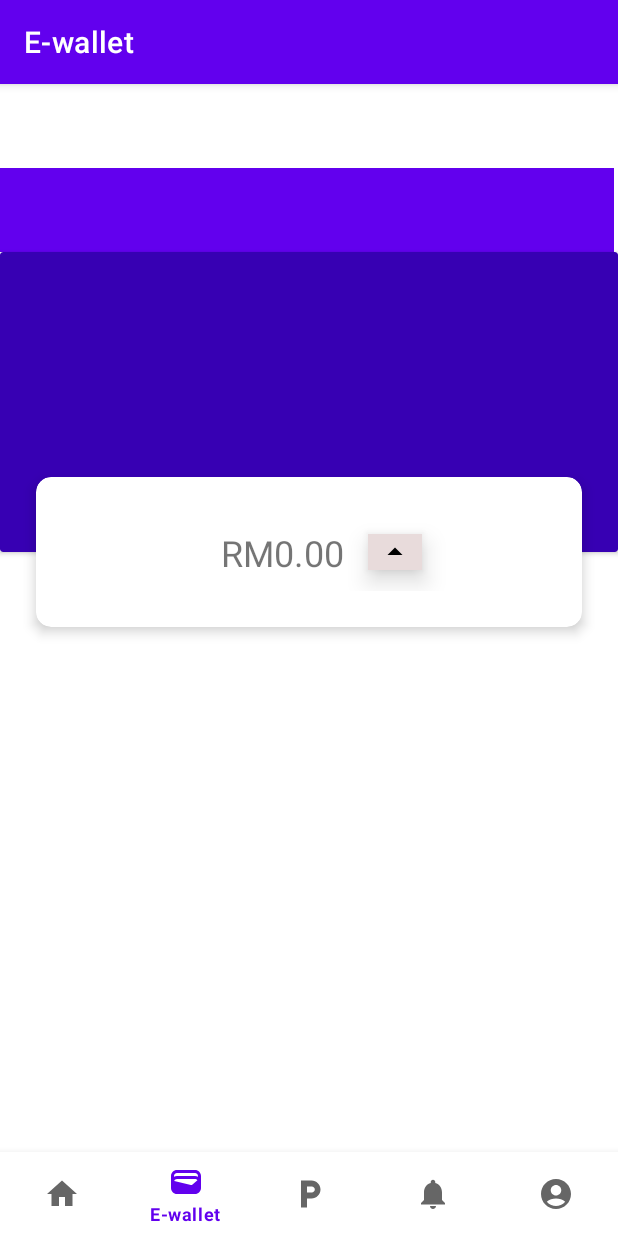
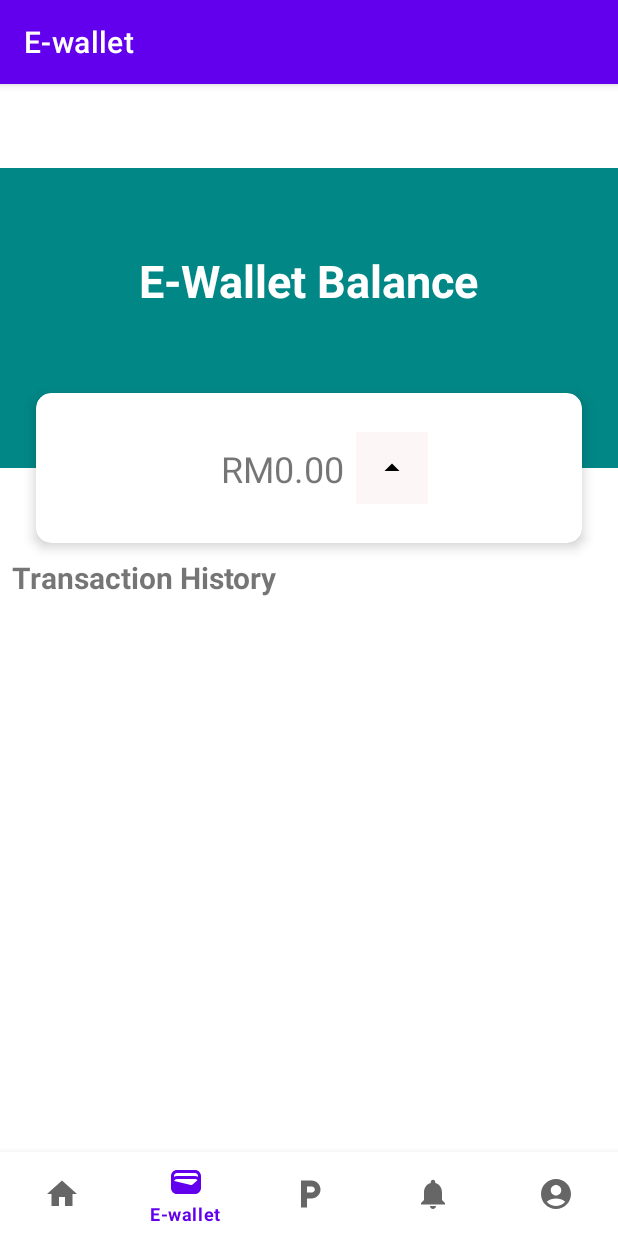
Before and after one commit to roshanlau/ParkEase, an Android app: the EwalletFragment screen opened through its navigation route, on a phone screen of 412 x 824 dp. Run offline under Robolectric (Android 15) with nearby library versions, the phone set to English and light mode, and no system bars; our stand-ins replace Firebase (no records; nobody signed in at launch, a user with empty details on screens opened directly), navigation-ui; 3 statements that could not run were skipped.

Commit message:
update ewallet

```diff
--- a/app/src/main/AndroidManifest.xml
+++ b/app/src/main/AndroidManifest.xml
@@ -12,6 +12,9 @@
         android:supportsRtl="true"
         android:theme="@style/Theme.ParkEase"
         tools:targetApi="31">
+        <activity
+            android:name=".ui.TopUpDetailsActivity"
+            android:exported="false" />
         <activity
             android:name=".ui.SignupActivity"
             android:exported="false" />
--- /dev/null
+++ b/app/src/main/java/com/example/parkease/ui/TopUpDetailsActivity.java
@@ -0,0 +1,16 @@
+package com.example.parkease.ui;
+
+import androidx.appcompat.app.AppCompatActivity;
+
+import android.os.Bundle;
+
+import com.example.parkease.R;
+
+public class TopUpDetailsActivity extends AppCompatActivity {
+
+    @Override
+    protected void onCreate(Bundle savedInstanceState) {
+        super.onCreate(savedInstanceState);
+        setContentView(R.layout.activity_top_up_details);
+    }
+}
--- a/app/src/main/java/com/example/parkease/ui/ewallet/EwalletFragment.java
+++ b/app/src/main/java/com/example/parkease/ui/ewallet/EwalletFragment.java
@@ -1,7 +1,9 @@
 package com.example.parkease.ui.ewallet;
 
+import androidx.lifecycle.Observer;
 import androidx.lifecycle.ViewModelProvider;
 
+import android.content.Intent;
 import android.os.Bundle;
 
 import androidx.annotation.NonNull;
@@ -11,15 +13,37 @@ import androidx.fragment.app.Fragment;
 import android.view.LayoutInflater;
 import android.view.View;
 import android.view.ViewGroup;
+import android.widget.ArrayAdapter;
+import android.widget.ImageButton;
+import android.widget.ListView;
+import android.widget.TextView;
+import android.widget.Toast;
 
 import com.example.parkease.R;
 import com.example.parkease.databinding.FragmentEwalletBinding;
+import com.example.parkease.object.Transaction;
+import com.example.parkease.ui.TopUpDetailsActivity;
+import com.google.android.gms.tasks.OnCompleteListener;
+import com.google.android.gms.tasks.Task;
+import com.google.firebase.database.DataSnapshot;
+import com.google.firebase.database.DatabaseReference;
+import com.google.firebase.database.FirebaseDatabase;
+
+import java.util.List;
 
 public class EwalletFragment extends Fragment {
+    View root;
+    ListView listview;
+
+    TextView tvBalance;
+    ImageButton btnTopUp;
+    double currentBalance;
+
+    DatabaseReference databaseUsers = FirebaseDatabase.getInstance("https://parkease-1a60f-default-rtdb.firebaseio.com/").getReference("users");
 
     private FragmentEwalletBinding binding;
     private EwalletViewModel mViewModel;
-
+    private ArrayAdapter<String> adapter;
     public static EwalletFragment newInstance() {
         return new EwalletFragment();
     }
@@ -31,8 +55,40 @@ public class EwalletFragment extends Fragment {
 
 
         binding = FragmentEwalletBinding.inflate(inflater, container, false);
-        View root = binding.getRoot();
+        root = binding.getRoot();
 
+        loadListView();
+
+        ewalletViewModel.getTransactions().observe(getViewLifecycleOwner(), new Observer<List<Transaction>>() {
+            @Override
+            public void onChanged(List<Transaction> transactions) {
+                for (Transaction transaction: transactions)
+                    adapter.insert(transaction.getTransactionType() + "\n" + transaction.getTransactionAmount() + "\n" + transaction.getTransactionTime(), 0);
+            }
+        });
+
+        String currentUser = ewalletViewModel.getCurrentUserID();
+
+        databaseUsers.child(currentUser).child("userBalance").get().addOnCompleteListener(new OnCompleteListener<DataSnapshot>() {
+            @Override
+            public void onComplete(@NonNull Task<DataSnapshot> task) {
+                if (task.isSuccessful()) {
+                    String userBalance = task.getResult().getValue(String.class);
+                    currentBalance = Double.parseDouble(userBalance);
+                    tvBalance.setText(String.format("%.2f", currentBalance));
+                } else {
+                    Toast.makeText(getActivity(), "Failed to fetch user balance", Toast.LENGTH_SHORT).show();
+                }
+            }
+        });
+
+        btnTopUp.setOnClickListener(new View.OnClickListener() {
+            @Override
+            public void onClick(View v) {
+                Intent intent = new Intent(getActivity(), TopUpDetailsActivity.class);
+                startActivity(intent);
+            }
+        });
 
         return root;
     }
@@ -43,5 +99,10 @@ public class EwalletFragment extends Fragment {
         binding = null;
     }
 
+    private void loadListView() {
+        listview = root.findViewById(R.id.lv_ewallet_transaction);
+        adapter = new ArrayAdapter<String>(getContext(), android.R.layout.simple_list_item_1, android.R.id.text1);
+        listview.setAdapter(adapter);
+    }
 
 }
--- a/app/src/main/java/com/example/parkease/ui/ewallet/EwalletViewModel.java
+++ b/app/src/main/java/com/example/parkease/ui/ewallet/EwalletViewModel.java
@@ -1,19 +1,69 @@
 package com.example.parkease.ui.ewallet;
 
+import android.widget.Toast;
+
+import androidx.annotation.NonNull;
+import androidx.lifecycle.MutableLiveData;
 import androidx.lifecycle.ViewModel;
 
+import com.example.parkease.object.Transaction;
+import com.google.android.gms.tasks.OnCompleteListener;
+import com.google.android.gms.tasks.Task;
 import com.google.firebase.auth.FirebaseAuth;
+import com.google.firebase.database.DataSnapshot;
+import com.google.firebase.database.DatabaseError;
 import com.google.firebase.database.DatabaseReference;
 import com.google.firebase.database.FirebaseDatabase;
+import com.google.firebase.database.Query;
+import com.google.firebase.database.ValueEventListener;
+
+import java.util.ArrayList;
+import java.util.List;
 
 public class EwalletViewModel extends ViewModel {
+    private final MutableLiveData<List<com.example.parkease.object.Transaction>> transactions = new MutableLiveData<List<com.example.parkease.object.Transaction>>();
+    private final MutableLiveData<String> userBalance = new MutableLiveData<>();
     // TODO: Implement the ViewModel
     DatabaseReference databaseUsers = FirebaseDatabase.getInstance("https://parkease-1a60f-default-rtdb.firebaseio.com/").getReference("users");
+
+    Query query = FirebaseDatabase.getInstance()
+            .getReference("transactions")
+            .orderByChild("userId")
+            .equalTo(getCurrentUserID());
+
     public EwalletViewModel(){
 
     }
 
+    public MutableLiveData<List<Transaction>> getTransactions(){
+        if(transactions.getValue() == null){
+            query.addValueEventListener(new ValueEventListener() {
+                @Override
+                public void onDataChange(@NonNull DataSnapshot snapshot) {
+                    if (snapshot.exists()) {
+                        List<com.example.parkease.object.Transaction> tempTransactionList = new ArrayList<>();
+                        for (DataSnapshot transactionDataSnapshot : snapshot.getChildren()){
+                            com.example.parkease.object.Transaction transaction = transactionDataSnapshot.getValue(com.example.parkease.object.Transaction.class);
+                            tempTransactionList.add(0, transaction);
+                        }
+                        transactions.postValue(tempTransactionList);
+                    }
+                }
+
+                @Override
+                public void onCancelled(@NonNull DatabaseError error) {
+
+                }
+            });
+        }
+
+        return transactions;
+    }
+
+
     public String getCurrentUserID(){
         return FirebaseAuth.getInstance().getCurrentUser().getUid();
     }
+
+
 }
--- /dev/null
+++ b/app/src/main/res/layout/activity_top_up_details.xml
@@ -0,0 +1,9 @@
+<?xml version="1.0" encoding="utf-8"?>
+<androidx.constraintlayout.widget.ConstraintLayout xmlns:android="http://schemas.android.com/apk/res/android"
+    xmlns:app="http://schemas.android.com/apk/res-auto"
+    xmlns:tools="http://schemas.android.com/tools"
+    android:layout_width="match_parent"
+    android:layout_height="match_parent"
+    tools:context=".ui.TopUpDetailsActivity">
+
+</androidx.constraintlayout.widget.ConstraintLayout>
--- a/app/src/main/res/layout/fragment_ewallet.xml
+++ b/app/src/main/res/layout/fragment_ewallet.xml
@@ -7,40 +7,18 @@
     android:layout_height="match_parent"
     tools:context=".ui.ewallet.EwalletFragment">
 
-    <androidx.appcompat.widget.Toolbar
-        android:id="@+id/toolbar"
-        android:layout_width="409dp"
-        android:layout_height="wrap_content"
-        android:background="?attr/colorPrimary"
-        android:minHeight="?attr/actionBarSize"
-        android:theme="?attr/actionBarTheme"
+    <View
+        android:id="@+id/ewallet_view1"
+        android:layout_width="match_parent"
+        android:layout_height="200dp"
+        android:background="@color/teal_700"
+        app:layout_constraintEnd_toEndOf="parent"
+        app:layout_constraintHorizontal_bias="0.0"
         app:layout_constraintStart_toStartOf="parent"
         app:layout_constraintTop_toTopOf="parent" />
 
-    <view
-        android:id="@+id/ewallet_view1"
-        class="androidx.cardview.widget.CardView"
-        android:layout_width="0dp"
-        android:layout_height="200dp"
-        app:cardBackgroundColor="@color/purple_700"
-        app:layout_constraintEnd_toEndOf="parent"
-        app:layout_constraintHorizontal_bias="0.0"
-        app:layout_constraintStart_toStartOf="parent"
-        app:layout_constraintTop_toBottomOf="@+id/toolbar" />
-
-    <TextView
-        android:id="@+id/tv_ewallet_title"
-        android:layout_width="wrap_content"
-        android:layout_height="wrap_content"
-        android:text="E-Wallet Balance"
-        android:textColor="#FFFFFF"
-        android:textSize="48sp"
-        app:layout_constraintBottom_toBottomOf="@+id/ewallet_view1"
-        app:layout_constraintEnd_toEndOf="parent"
-        app:layout_constraintStart_toStartOf="parent"
-        app:layout_constraintTop_toBottomOf="@+id/toolbar" />
-
     <androidx.cardview.widget.CardView
+        android:id="@+id/cv_ewallet_cardview"
         android:layout_width="match_parent"
         android:layout_height="100dp"
         android:layout_marginStart="24dp"
@@ -70,7 +48,7 @@
                 app:layout_constraintTop_toTopOf="parent" />
 
             <TextView
-                android:id="@+id/textView2"
+                android:id="@+id/tv_ewallet_rm"
                 android:layout_width="wrap_content"
                 android:layout_height="wrap_content"
                 android:text="RM"
@@ -81,11 +59,10 @@
 
             <ImageButton
                 android:id="@+id/btn_ewallet_topup"
-                android:layout_width="36dp"
-                android:layout_height="24dp"
-                android:layout_marginStart="16dp"
-                android:background="#E8DBDB"
-                android:elevation="10dp"
+                android:layout_width="48dp"
+                android:layout_height="48dp"
+                android:layout_marginStart="8dp"
+                android:background="#FDF6F6"
                 android:src="@drawable/baseline_arrow_drop_up_24"
                 app:layout_constraintBottom_toBottomOf="parent"
                 app:layout_constraintStart_toEndOf="@+id/tv_ewallet_balance"
@@ -93,4 +70,57 @@
         </androidx.constraintlayout.widget.ConstraintLayout>
     </androidx.cardview.widget.CardView>
 
+    <TextView
+        android:id="@+id/tv_ewallet_title"
+        android:layout_width="wrap_content"
+        android:layout_height="wrap_content"
+        android:text="E-Wallet Balance"
+        android:textColor="#FFFFFF"
+        android:textSize="30dp"
+        android:textStyle="bold"
+        app:layout_constraintBottom_toTopOf="@+id/cv_ewallet_cardview"
+        app:layout_constraintEnd_toEndOf="parent"
+        app:layout_constraintStart_toStartOf="parent"
+        app:layout_constraintTop_toTopOf="@+id/ewallet_view1" />
+
+    <LinearLayout
+        android:id="@+id/linearLayout"
+        android:layout_width="match_parent"
+        android:layout_height="wrap_content"
+        android:layout_marginTop="1dp"
+        android:orientation="vertical"
+        app:layout_constraintEnd_toEndOf="parent"
+        app:layout_constraintStart_toStartOf="parent"
+        app:layout_constraintTop_toBottomOf="@+id/cv_ewallet_cardview">
+
+        <TextView
+            android:id="@+id/tv_ewallet_transactionhistory"
+            android:layout_width="wrap_content"
+            android:layout_height="wrap_content"
+            android:layout_marginLeft="8dp"
+            android:layout_marginTop="8dp"
+            android:layout_weight="1"
+            android:text="Transaction History"
+            android:textSize="20dp"
+            android:textStyle="bold" />
+    </LinearLayout>
+
+    <androidx.constraintlayout.widget.ConstraintLayout
+        android:layout_width="match_parent"
+        android:layout_height="0dp"
+        app:layout_constraintBottom_toBottomOf="parent"
+        app:layout_constraintEnd_toEndOf="parent"
+        app:layout_constraintStart_toStartOf="parent"
+        app:layout_constraintTop_toBottomOf="@+id/linearLayout">
+
+        <ListView
+            android:id="@+id/lv_ewallet_transaction"
+            android:layout_width="0dp"
+            android:layout_height="0dp"
+            app:layout_constraintBottom_toBottomOf="parent"
+            app:layout_constraintEnd_toEndOf="parent"
+            app:layout_constraintStart_toStartOf="parent"
+            app:layout_constraintTop_toTopOf="parent" />
+    </androidx.constraintlayout.widget.ConstraintLayout>
+
 </androidx.constraintlayout.widget.ConstraintLayout>
```
